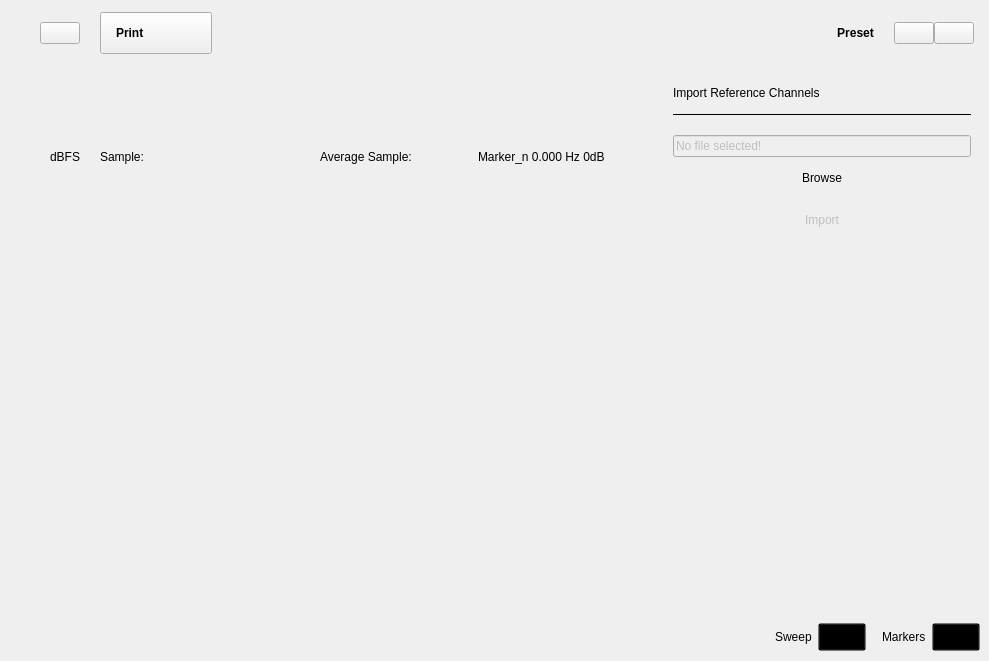
Before: the Qt Designer form ui/spectrum_analyzer.ui in analogdevicesinc/scopy, drawn with Qt 5.
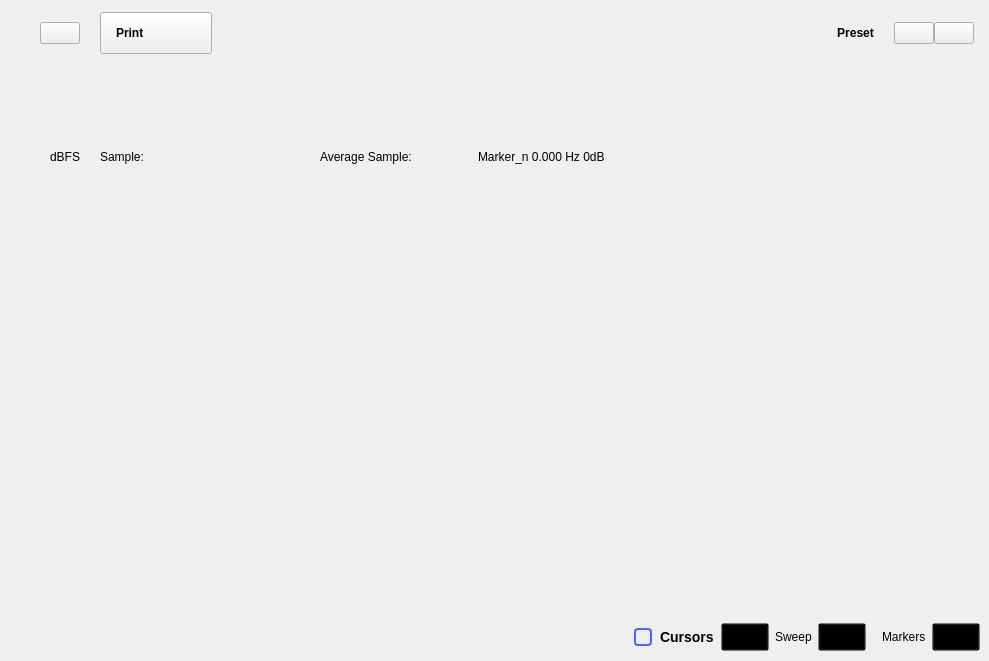
After: the same form once the commit is applied. The open tabs and pages were chosen to show the change. Icons and pictures are not drawn. Custom widgets are drawn as their Qt base class.

Commit message:
Moving cursors (FftDisplayPlot) in the base class: DisplayPlot
Moved the cursors from FftDisplayPlot to DisplayPlot and adapted the functionality
Changed the axis labeling.
Fixed the formatation errors.

The edit to the form file:
```diff
--- a/ui/spectrum_analyzer.ui
+++ b/ui/spectrum_analyzer.ui
@@ -2184,6 +2184,7 @@
                </item>
               </layout>
              </widget>
+             <widget class="QWidget" name="cursorsSettings"/>
             </widget>
            </item>
           </layout>
@@ -2283,6 +2284,26 @@
 QPushButton:checked { border-image: url(:/icons/setup_btn_checked.svg); }</string>
           </property>
           <layout class="QHBoxLayout" name="horizontalLayout">
+           <item>
+            <widget class="QCheckBox" name="boxCursors">
+             <property name="text">
+              <string>Cursors</string>
+             </property>
+            </widget>
+           </item>
+           <item>
+            <widget class="adiscope::CustomPushButton" name="btnCursors">
+             <property name="enabled">
+              <bool>false</bool>
+             </property>
+             <property name="text">
+              <string/>
+             </property>
+             <property name="checkable">
+              <bool>true</bool>
+             </property>
+            </widget>
+           </item>
            <item>
             <widget class="QLabel" name="label_2">
              <property name="text">
```
Left out of the diff: 55 changed lines with no effect on the pictures. The commit also changes 22 other files.
